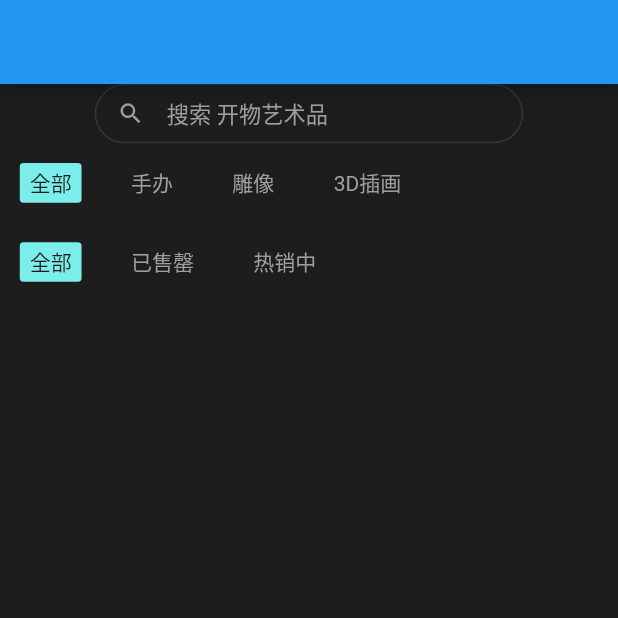
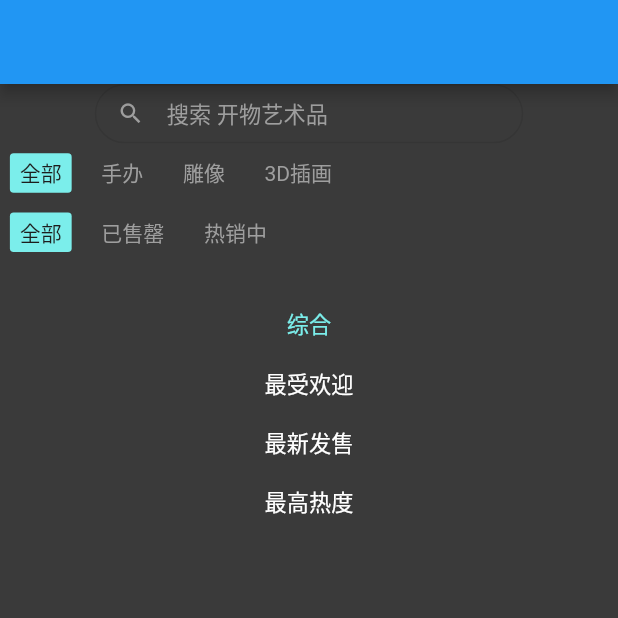
Before and after one commit to Pannic17/Flutter-Study, a Flutter app: the screen it shows after launch, on a phone screen of 412 x 824 dp, the top half of it. Run offline on Flutter 3.47's test engine with Material 2 defaults, Android fonts, the phone set to English and light mode, and no system bars; our stand-ins replace flutter_screenutil, flutter_swiper.

Commit message:
0.3.2
function bar

```diff
--- a/lib/main.dart
+++ b/lib/main.dart
@@ -54,19 +54,43 @@ class homePage extends StatelessWidget {
       appBar: AppBar(),
       body: GestureDetector(
         onTap: () => FocusScope.of(context).unfocus(),
-        child: Container(
-          decoration: BoxDecoration(color: Color(0xFF1d1d1d)),
-          child: Column(
-            children: [
-              KaiwuSearchBar(),
-              KaiwuSorterMenu(typeList: ["手办", "雕像", "3D插画"], saleList: ["已售罄", "热销中"])
-            ],
-          ),
-        ),
+        child: KaiwuStoreBar(),
       ),
     );
   }
 }
+
+class KaiwuStoreBar extends StatefulWidget {
+  const KaiwuStoreBar({Key? key}) : super(key: key);
+
+  @override
+  State<KaiwuStoreBar> createState() => _KaiwuStoreBarState();
+}
+
+class _KaiwuStoreBarState extends State<KaiwuStoreBar> {
+  @override
+  Widget build(BuildContext context) {
+    return Container(
+      decoration: BoxDecoration(color: Color(0xDD1d1d1d)),
+      child: Column(
+        children: [
+          KaiwuSearchBar(),
+          KaiwuFilterMenu(
+            typeList: ["手办", "雕像", "3D插画"],
+            saleList: ["已售罄", "热销中"],
+            onFiltType: (types) => {print(types)},
+            onFiltSale: (sales) => {print(sales)},
+          ),
+          KaiwuSorterMenu(
+            tagList: ["综合","最受欢迎","最新发售","最高热度"],
+            onSort: (order) => {print(order)},
+          )
+        ],
+      ),
+    );
+  }
+}
+
 
 class KaiwuSearchBar extends StatefulWidget {
   const KaiwuSearchBar({Key? key}) : super(key: key);
@@ -131,37 +155,54 @@ class _KaiwuSearchBarState extends State<KaiwuSearchBar> {
   }
 }
 
-class KaiwuSorterMenu extends StatefulWidget {
+class KaiwuFilterMenu extends StatefulWidget {
   final List<String> typeList;
   final List<String> saleList;
-  const KaiwuSorterMenu({
+  final ValueChanged<List> onFiltType;
+  final ValueChanged<int> onFiltSale;
+  final List<int> typeSelected;
+  final int saleSelected;
+  const KaiwuFilterMenu({
     Key? key,
     required this.typeList,
-    required this.saleList
+    required this.saleList,
+    required this.onFiltType,
+    required this.onFiltSale,
+    this.typeSelected = const [],
+    this.saleSelected = 2
   }) : super(key: key);
 
   @override
-  State<KaiwuSorterMenu> createState() => _KaiwuSorterMenuState();
+  State<KaiwuFilterMenu> createState() => _KaiwuFilterMenuState();
 }
 
-class _KaiwuSorterMenuState extends State<KaiwuSorterMenu> {
+class _KaiwuFilterMenuState extends State<KaiwuFilterMenu> {
+
+  @override
+  void initState() {
+    // TODO: implement initState
+    super.initState();
+  }
+
   @override
   Widget build(BuildContext context) {
     return Column(
       children: [
-        KaiwuSorterMulti(
+        KaiwuFilterMulti(
           tags: widget.typeList,
-          onSelect: (list) => {},
+          onSelect: (type) => { widget.onFiltType(type) },
+          selected: widget.typeSelected,
           height: 48.w,
-          margin: EdgeInsets.symmetric(horizontal: 24.w, vertical: 12.w),
+          margin: EdgeInsets.all(12.w),
           padding: EdgeInsets.symmetric(horizontal: 12.w)
         ),
-        KaiwuSorterRadio(
+        KaiwuFilterRadio(
           tags: widget.saleList,
-            onSelect: (list) => {},
+          onSelect: (sale) => { widget.onFiltSale(sale) },
+          selected: widget.saleSelected,
           height: 48.w,
           specific: true,
-            margin: EdgeInsets.symmetric(horizontal: 24.w, vertical: 12.w),
+          margin: EdgeInsets.all(12.w),
           padding: EdgeInsets.symmetric(horizontal: 12.w)
         )
       ],
@@ -169,39 +210,41 @@ class _KaiwuSorterMenuState extends State<KaiwuSorterMenu> {
   }
 }
 
-
-class KaiwuSorterMulti extends StatefulWidget {
+class KaiwuFilterMulti extends StatefulWidget {
   final List<String> tags;
+  final List<int> selected;
   final ValueChanged<List> onSelect;
   final double height;
   final EdgeInsetsGeometry margin;
   final EdgeInsetsGeometry padding;
 
-  const KaiwuSorterMulti({
+  const KaiwuFilterMulti({
     Key? key,
     required this.tags,
     required this.onSelect,
+    this.selected = const [],
     this.height = 45,
     this.margin = const EdgeInsets.symmetric(horizontal: 12),
     this.padding = const EdgeInsets.symmetric(horizontal: 12)
   }) : super(key: key);
 
   @override
-  State<KaiwuSorterMulti> createState() => _KaiwuSorterMultiState();
+  State<KaiwuFilterMulti> createState() => _KaiwuFilterMultiState();
 }
 
-class _KaiwuSorterMultiState extends State<KaiwuSorterMulti> {
+class _KaiwuFilterMultiState extends State<KaiwuFilterMulti> {
   List<int> _selectedList = [];
   final List<bool> _selectStatus = [];
-  List<KaiwuSorterItem> _tagList = [];
+  List<KaiwuFilterItem> _tagList = [];
 
   @override
   void initState() {
     // TODO: implement initState
     super.initState();
-    _selectStatus.add(true);
-    for (int index = 0; index < widget.tags.length; index++) {
-      _selectStatus.add(false);
+    _selectedList.addAll(widget.selected);
+    _selectStatus.add(widget.selected.isEmpty ? true : false);
+    for (int index = 1; index <= widget.tags.length; index++) {
+      _selectStatus.add(widget.selected.contains(index) ? true : false);
     }
   }
 
@@ -209,7 +252,7 @@ class _KaiwuSorterMultiState extends State<KaiwuSorterMulti> {
   Widget build(BuildContext context) {
     _tagList = [];
     _tagList.add(
-      KaiwuSorterItem(
+      KaiwuFilterItem(
         tag: "全部",
         index: 0,
         selected: _selectStatus[0],
@@ -226,18 +269,18 @@ class _KaiwuSorterMultiState extends State<KaiwuSorterMulti> {
           }
           widget.onSelect(_selectedList);
           setState(() {
-            print("0#$_selectedList");
+            print("0#$_selectStatus");
           });
         }
       )
     );
-    int count = 0;
+    int index = 0;
     for (String tag in widget.tags) {
-      count += 1;
-      _tagList.add(KaiwuSorterItem(
+      index += 1;
+      _tagList.add(KaiwuFilterItem(
         tag: tag,
-        index: count,
-        selected: _selectStatus[count],
+        index: index,
+        selected: _selectStatus[index],
         height: widget.height,
         margin: widget.margin,
         padding: widget.padding,
@@ -255,35 +298,34 @@ class _KaiwuSorterMultiState extends State<KaiwuSorterMulti> {
           }
           widget.onSelect(_selectedList);
           setState(() {
-            print(item["index"].toString()+"#"+_selectedList.toString());
+            print(item["index"].toString()+"#"+_selectStatus.toString());
           });
         }
       ));
     }
-    return Container(
-      padding: EdgeInsets.symmetric(vertical: 12.w),
-      child: Row(
+    return Row(
       mainAxisAlignment: MainAxisAlignment.start,
       children: _tagList,
-      ),
     );
   }
 }
 
-class KaiwuSorterRadio extends StatefulWidget {
+class KaiwuFilterRadio extends StatefulWidget {
   /**
    * !!! Set specific as true when /sort api didn't change, all and selling will be reverse when sending request
    */
   final List<String> tags;
+  final int selected;
   final ValueChanged<int> onSelect;
   final double height;
   final EdgeInsetsGeometry margin;
   final EdgeInsetsGeometry padding;
   final bool specific;
-  const KaiwuSorterRadio({
+  const KaiwuFilterRadio({
     Key? key,
     required this.tags,
     required this.onSelect,
+    this.selected = 2,
     this.height = 45,
     this.margin = const EdgeInsets.symmetric(horizontal: 12),
     this.padding = const EdgeInsets.symmetric(horizontal: 12),
@@ -291,12 +333,11 @@ class KaiwuSorterRadio extends StatefulWidget {
   }) : super(key: key);
 
   @override
-  State<KaiwuSorterRadio> createState() => _KaiwuSorterRadioState();
+  State<KaiwuFilterRadio> createState() => _KaiwuFilterRadioState();
 }
 
-class _KaiwuSorterRadioState extends State<KaiwuSorterRadio> {
+class _KaiwuFilterRadioState extends State<KaiwuFilterRadio> {
   int _selected = 2;
-
   /**
    * 0: Selling
    * 1: Sold
@@ -310,18 +351,26 @@ class _KaiwuSorterRadioState extends State<KaiwuSorterRadio> {
   void initState() {
     // TODO: implement initState
     super.initState();
-    _selectStatus.add(true);
-    for (int index = 0; index < widget.tags.length; index++) {
-      _selectStatus.add(false);
+    _selected = widget.selected;
+    if (widget.specific) {
+      _selectStatus.add(widget.selected == 2 ? true : false);
+      for (int index = 1; index <= widget.tags.length; index++) {
+        _selectStatus.add(widget.selected == _selectEnum[index] ? true : false);
+      }
+    } else {
+      _selectStatus.add(widget.selected == 0 ? true : false);
+      for (int index = 1; index <= widget.tags.length; index++) {
+        _selectStatus.add(widget.selected == index ? true : false);
+      }
     }
   }
 
 
   @override
   Widget build(BuildContext context) {
-    List<KaiwuSorterItem> _tagList = [];
+    List<KaiwuFilterItem> _tagList = [];
     _tagList.add(
-      KaiwuSorterItem(
+      KaiwuFilterItem(
         tag: "全部",
         index: widget.specific ? 2 : 0,
         selected: _selectStatus[0],
@@ -338,7 +387,7 @@ class _KaiwuSorterRadioState extends State<KaiwuSorterRadio> {
           _selectStatus[0] = true;
           widget.onSelect(_selected);
           setState(() {
-            print("0#$_selected");
+            print("0#$_selectStatus");
           });
         },
       )
@@ -346,7 +395,7 @@ class _KaiwuSorterRadioState extends State<KaiwuSorterRadio> {
     int count = 0;
     for (String tag in widget.tags) {
       count += 1;
-      _tagList.add(KaiwuSorterItem(
+      _tagList.add(KaiwuFilterItem(
         tag: tag,
         index: count,
         selected: _selectStatus[count],
@@ -361,25 +410,20 @@ class _KaiwuSorterRadioState extends State<KaiwuSorterRadio> {
           _selectStatus[selectMap["index"]] = true;
           widget.onSelect(_selected);
           setState(() {
-            print("${selectMap["index"]}#$_selected");
+            print("${selectMap["index"]}#$_selectStatus");
           });
         }
       ));
     }
 
-    return Container(
-      padding: EdgeInsets.symmetric(vertical: 12.w),
-      child: Row(
+    return Row(
       mainAxisAlignment: MainAxisAlignment.start,
       children: _tagList,
-      ),
     );
   }
 }
 
-
-
-class KaiwuSorterItem extends StatefulWidget {
+class KaiwuFilterItem extends StatefulWidget {
   final String tag;
   final int index;
   final double height;
@@ -392,7 +436,7 @@ class KaiwuSorterItem extends StatefulWidget {
   final ValueChanged<Map> onSelect;
 
 
-  const KaiwuSorterItem({
+  const KaiwuFilterItem({
     Key? key,
     required this.tag,
     required this.index,
@@ -407,10 +451,10 @@ class KaiwuSorterItem extends StatefulWidget {
   }) : super(key: key);
 
   @override
-  State<KaiwuSorterItem> createState() => _KaiwuSorterItemState();
+  State<KaiwuFilterItem> createState() => _KaiwuFilterItemState();
 }
 
-class _KaiwuSorterItemState extends State<KaiwuSorterItem> {
+class _KaiwuFilterItemState extends State<KaiwuFilterItem> {
   late Color _textColor;
   late Color _itemColor;
 
@@ -422,7 +466,7 @@ class _KaiwuSorterItemState extends State<KaiwuSorterItem> {
   }
 
   @override
-  void didUpdateWidget(covariant KaiwuSorterItem oldWidget) {
+  void didUpdateWidget(covariant KaiwuFilterItem oldWidget) {
     // TODO: implement didUpdateWidget
     super.didUpdateWidget(oldWidget);
     update();
@@ -444,7 +488,6 @@ class _KaiwuSorterItemState extends State<KaiwuSorterItem> {
       onTap: () {
         Map selectedItem = {"selected": !widget.selected, "index": widget.index};
         widget.onSelect(selectedItem);
-        print("CLICK #${widget.index}");
       },
       child: Container(
         height: widget.height,
@@ -461,16 +504,150 @@ class _KaiwuSorterItemState extends State<KaiwuSorterItem> {
   }
 }
 
-class KaiwuFilterMenu extends StatefulWidget {
-  const KaiwuFilterMenu({Key? key}) : super(key: key);
+class KaiwuSorterMenu extends StatefulWidget {
+  final List<String> tagList;
+  final int selected;
+  final Color textColor;
+  final Color selectColor;
+  final ValueChanged<int> onSort;
+  const KaiwuSorterMenu({
+    Key? key,
+    required this.tagList,
+    this.selected = 1,
+    this.textColor = const Color(0xFFFFFFFF),
+    this.selectColor = const Color(0xFF7BEEEB),
+    required this.onSort
+  }) : super(key: key);
 
   @override
-  State<KaiwuFilterMenu> createState() => _KaiwuFilterMenuState();
+  State<KaiwuSorterMenu> createState() => _KaiwuSorterMenuState();
 }
 
-class _KaiwuFilterMenuState extends State<KaiwuFilterMenu> {
+class _KaiwuSorterMenuState extends State<KaiwuSorterMenu> {
+  int _selected = 1;
+  final List<bool> _selectStatus = [];
+
+  @override
+  void initState() {
+    // TODO: implement initState
+    super.initState();
+    _selected = widget.selected;
+    for (int index = 1; index <= widget.tagList.length; index++) {
+      _selectStatus.add(widget.selected == index ? true : false);
+    }
+  }
+
+  @override
+  Widget build(BuildContext context) {
+    List<KaiwuSorterItem> _tagList = [];
+    int count = 0;
+    for (String tag in widget.tagList) {
+      count += 1;
+      _tagList.add(KaiwuSorterItem(
+        tag: tag,
+        index: count,
+        // _selectStatus[index] ? TextStyle(color: widget.selectColor) : TextStyle(color: widget.textColor),
+        textStyle: TextStyle(
+          color: _selectStatus[count - 1] ? widget.selectColor : widget.textColor,
+          fontSize: 27.w
+        ),
+        onSelect: (index) {
+          _selected = index;
+          _selectStatus.fillRange(0, _selectStatus.length, false);
+          _selectStatus[index - 1] = true;
+          setState(() {
+            print("$_selected#$_selectStatus");
+          });
+          widget.onSort(_selected);
+        }
+      ));
+    }
+    return Container(
+      padding: EdgeInsets.all(24),
+      child: Column(
+        children: _tagList,
+      ),
+    );
+  }
+}
+
+class KaiwuSorterItem extends StatefulWidget {
+  final String tag;
+  final int index;
+  final ValueChanged<int> onSelect;
+  final TextStyle textStyle;
+  final BoxDecoration decoration;
+
+  const KaiwuSorterItem({
+    Key? key,
+    required this.tag,
+    required this.index,
+    required this.onSelect,
+    this.textStyle = const TextStyle(color: Color(0xFFFFFFFF)),
+    this.decoration = const BoxDecoration()
+  }) : super(key: key);
+
+  @override
+  State<KaiwuSorterItem> createState() => _KaiwuSorterItemState();
+}
+
+class _KaiwuSorterItemState extends State<KaiwuSorterItem> {
+  @override
+  Widget build(BuildContext context) {
+    return GestureDetector(
+      onTap: () {
+        widget.onSelect(widget.index);
+      },
+      child: Container(
+        height: 48.w,
+        margin: EdgeInsets.all(12.w),
+        decoration: widget.decoration,
+        child: Text(widget.tag, style: widget.textStyle),
+      ),
+    );
+  }
+}
+
+class KaiwuFilterButton extends StatefulWidget {
+  const KaiwuFilterButton({Key? key}) : super(key: key);
+
+  @override
+  State<KaiwuFilterButton> createState() => _KaiwuFilterButtonState();
+}
+
+class _KaiwuFilterButtonState extends State<KaiwuFilterButton> {
   @override
   Widget build(BuildContext context) {
     return Container();
   }
 }
+
+class KaiwuSorterButton extends StatefulWidget {
+  const KaiwuSorterButton({Key? key}) : super(key: key);
+
+  @override
+  State<KaiwuSorterButton> createState() => _KaiwuSorterButtonState();
+}
+
+class _KaiwuSorterButtonState extends State<KaiwuSorterButton> {
+  @override
+  Widget build(BuildContext context) {
+    return RawMaterialButton(
+      onPressed: () => {},
+
+    );
+  }
+}
+
+class KaiwuBarButton extends StatelessWidget {
+  final VoidCallback onPressed;
+  const KaiwuBarButton({
+    Key? key,
+    required this.onPressed
+  }) : super(key: key);
+
+  @override
+  Widget build(BuildContext context) {
+    return Container();
+  }
+}
--- a/lib/singleDetail.dart
+++ b/lib/singleDetail.dart
@@ -602,7 +602,11 @@ class SingleInfoDisplay extends StatelessWidget {
       SizedBox(height: 24.w)
     ];
     for (String url in imageUrl) {
-      displayImages.add(FadeInImage.assetNetwork(placeholder: "asset/images/loading_image.jpg", image: url, fit: BoxFit.fitWidth));
+      displayImages.add(FadeInImage.assetNetwork(
+        placeholder: "asset/images/loading_image.jpg",
+        image: url,
+        fit: BoxFit.fitWidth),
+      );
     }
 
     return Container(
```
Lines whose indentation alone changed are shown as unchanged.
